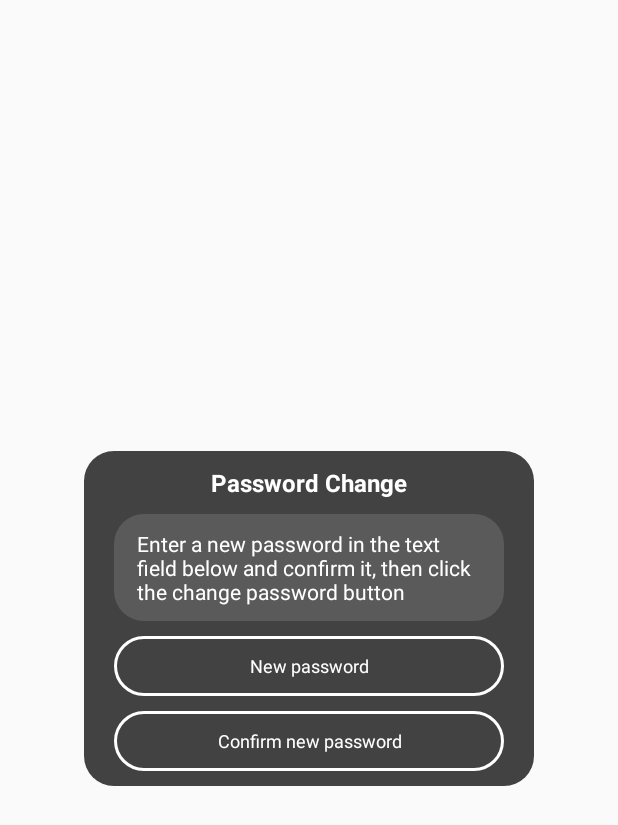
After one commit to KolyaFedorenko/StormWatch, an Android app: the layout change_password_dialog.xml on its own in the app's theme, with its tools: preview values and no code run, on a phone screen of 412 x 824 dp. The commit adds this screen. Shown: the top 825 px of the screen. Run offline under Robolectric (Android 15) with nearby library versions, the phone set to English and light mode, and no system bars.

Commit message:
Added dialog to change password

```diff
--- /dev/null
+++ b/app/src/main/res/layout/change_password_dialog.xml
@@ -0,0 +1,85 @@
+<?xml version="1.0" encoding="utf-8"?>
+<androidx.constraintlayout.widget.ConstraintLayout xmlns:android="http://schemas.android.com/apk/res/android"
+    android:layout_width="match_parent"
+    android:layout_height="match_parent"
+    xmlns:app="http://schemas.android.com/apk/res-auto">
+
+    <androidx.constraintlayout.widget.ConstraintLayout
+        android:layout_width="300dp"
+        android:layout_height="wrap_content"
+        app:layout_constraintTop_toTopOf="parent"
+        app:layout_constraintBottom_toBottomOf="parent"
+        app:layout_constraintStart_toStartOf="parent"
+        app:layout_constraintEnd_toEndOf="parent"
+        android:background="@drawable/rounded_background"
+        android:paddingVertical="10dp"
+        android:animateLayoutChanges="true">
+
+        <TextView
+            android:id="@+id/dialogTextPasswordChange"
+            android:layout_width="wrap_content"
+            android:layout_height="wrap_content"
+            app:layout_constraintTop_toTopOf="parent"
+            app:layout_constraintStart_toStartOf="parent"
+            app:layout_constraintEnd_toEndOf="parent"
+            android:text="@string/password_change"
+            android:textStyle="bold"
+            android:textSize="16sp"
+            android:textColor="@color/white"/>
+
+        <TextView
+            android:id="@+id/dialogTextPasswordInstruction"
+            android:layout_width="match_parent"
+            android:layout_height="wrap_content"
+            app:layout_constraintTop_toBottomOf="@id/dialogTextPasswordChange"
+            android:layout_marginTop="10dp"
+            android:layout_marginHorizontal="20dp"
+            android:background="@drawable/rounded_background_light"
+            android:text="@string/password_change_instruction"
+            android:textColor="@color/white"
+            android:paddingVertical="10dp"
+            android:paddingHorizontal="15dp"/>
+
+        <EditText
+            android:id="@+id/dialogEditNewPassword"
+            style="@style/EditTextHint"
+            android:layout_width="match_parent"
+            android:layout_height="40dp"
+            app:layout_constraintTop_toBottomOf="@id/dialogTextPasswordInstruction"
+            android:hint="@string/new_password"
+            android:textColor="@color/white"
+            android:textAlignment="center"
+            android:textSize="12sp"
+            android:layout_marginHorizontal="20dp"
+            android:background="@drawable/rounded_item"
+            android:inputType="textPassword"
+            android:layout_marginTop="10dp"/>
+
+        <EditText
+            android:id="@+id/dialogEditConfirmPassword"
+            style="@style/EditTextHint"
+            android:layout_width="match_parent"
+            android:layout_height="40dp"
+            app:layout_constraintTop_toBottomOf="@id/dialogEditNewPassword"
+            android:layout_marginTop="10dp"
+            android:layout_marginHorizontal="20dp"
+            android:background="@drawable/rounded_item"
+            android:hint="@string/confirm_new_password"
+            android:textColor="@color/white"
+            android:textAlignment="center"
+            android:textSize="12sp"
+            android:inputType="textPassword"/>
+
+        <Button
+            android:id="@+id/dialogButtonChangePassword"
+            android:layout_width="match_parent"
+            android:layout_height="40dp"
+            app:layout_constraintTop_toBottomOf="@id/dialogEditConfirmPassword"
+            android:background="@drawable/rounded_button_black"
+            android:text="@string/change_password"
+            android:textSize="12sp"
+            android:layout_marginTop="10dp"
+            android:layout_marginHorizontal="20dp"
+            android:visibility="gone"/>
+    </androidx.constraintlayout.widget.ConstraintLayout>
+</androidx.constraintlayout.widget.ConstraintLayout>
--- a/app/src/main/res/values/strings.xml
+++ b/app/src/main/res/values/strings.xml
@@ -36,4 +36,9 @@
         please enter your username in the text field below and long press on it</string>
     <string name="deleting_confirmation">I really want to delete my account</string>
     <string name="your_username">Your Username</string>
+    <string name="password_change">Password Change</string>
+    <string name="new_password">New password</string>
+    <string name="confirm_new_password">Confirm new password</string>
+    <string name="password_change_instruction">Enter a new password in the text field
+        below and confirm it, then click the change password button</string>
 </resources>
```
Also changed, not shown: app/src/main/java/com/example/moviereviewer/ChangePasswordDialog.java (added, +76 -0 lines), app/src/main/java/com/example/moviereviewer/ProfileFragment.java (+10 -0 lines).
